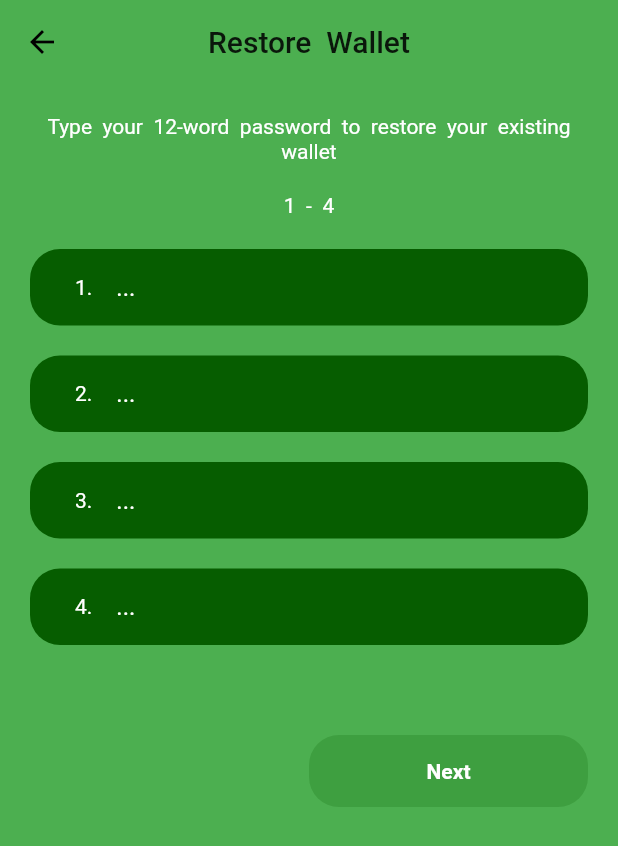
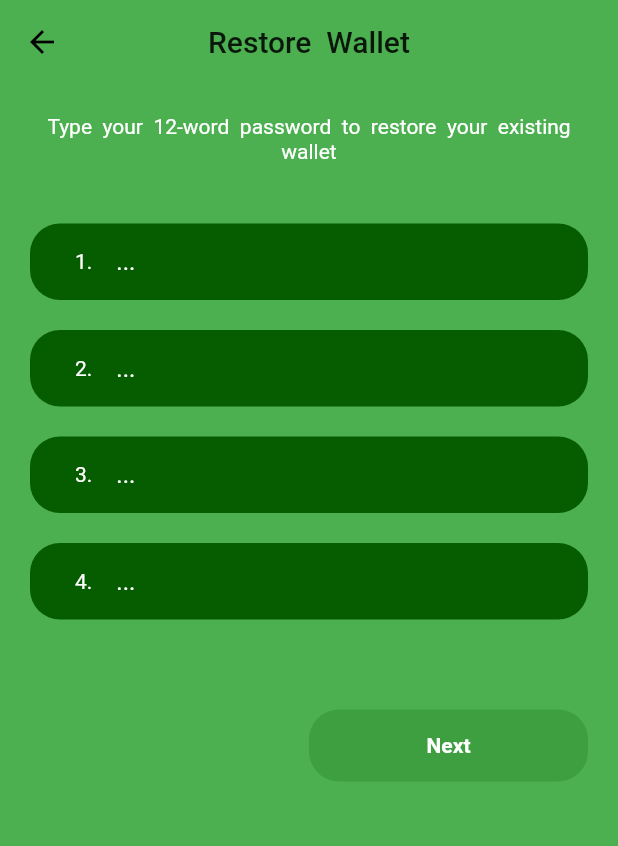
Before and after one commit to arborwallet/arbor-wallet, a Flutter app: the InputPasswordScreen screen opened directly, on a phone screen of 412 x 824 dp. Shown: the top 846 px of the screen. Run offline on Flutter 3.47's test engine with Material 2 defaults, Android fonts, the phone set to English and light mode, and no system bars; our stand-ins replace dots_indicator, flutter_svg, hive, hive_flutter, introduction_screen, qr_flutter and 1 more; missing offline and left inert: qr_code_scanner, simple_autocomplete_formfield; accounts and stored records are empty; project files that could hold a hidden picture were left out.

Commit message:
bug fixes

```diff
--- a/lib/views/screens/input_password_screen.dart
+++ b/lib/views/screens/input_password_screen.dart
@@ -55,16 +55,6 @@ class InputPasswordScreen extends StatelessWidget {
                         fontSize: 14,
                         color: ArborColors.white,
                       ),
-                    ),
-                  ),
-                  Text(
-                    model.currentState == CrossFadeState.showFirst
-                        ? '1 - 4'
-                        : '5-8',
-                    textAlign: TextAlign.center,
-                    style: TextStyle(
-                      fontSize: 14,
-                      color: ArborColors.white,
                     ),
                   ),
                   Expanded(
```
Also changed, not shown: lib/core/providers/restore_wallet_provider.dart (+18 -0 lines), lib/views/screens/input_password_final_screen.dart (+13 -18 lines).
